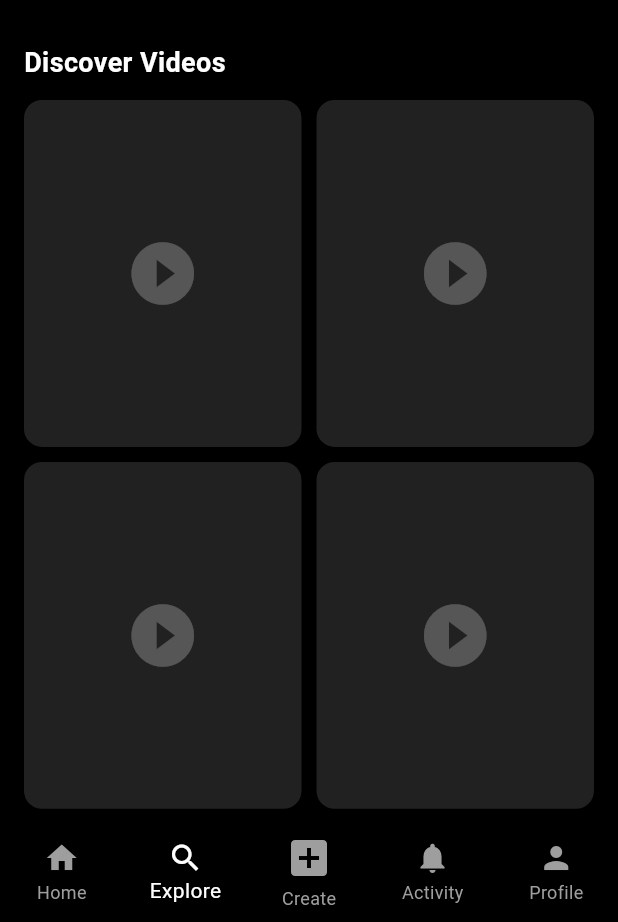
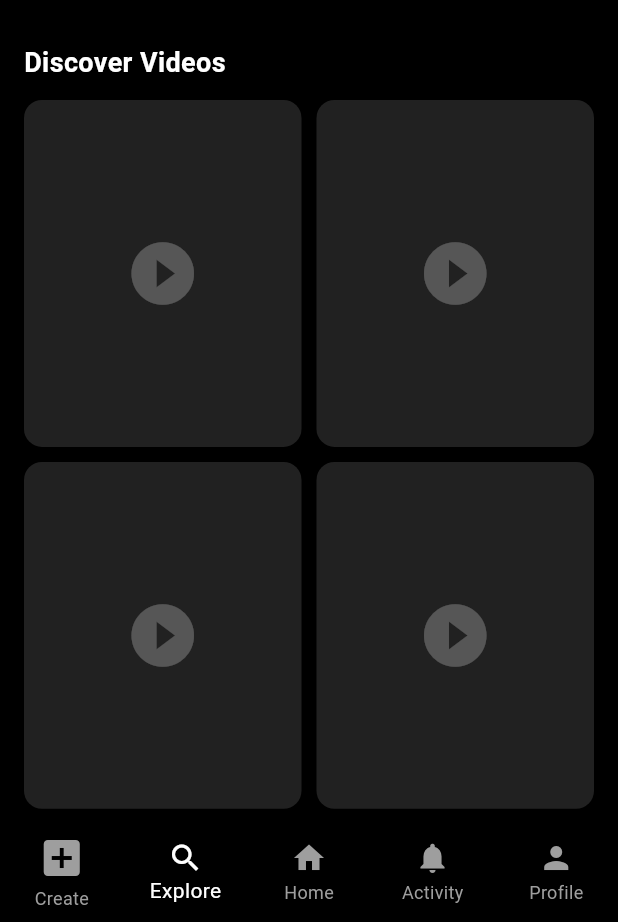
Before and after one commit to thetlin-dev/Blink-App, a Flutter app: the screen it shows after launch, item 2 of the bottom bar chosen, on a phone screen of 412 x 824 dp, the part 314-1236 px from its top. Run offline on Flutter 3.47's test engine with Material 3 defaults, Android fonts, the phone set to English and light mode, and no system bars.

Commit message:
Reorder bottom navigation items and screens

```diff
--- a/lib/navigation_wrapper.dart
+++ b/lib/navigation_wrapper.dart
@@ -15,12 +15,13 @@ class NavigationWrapper extends StatefulWidget {
 class _NavigationWrapperState extends State<NavigationWrapper> {
   int _selectedIndex = 0;
 
+  // Create နဲ့ Home နေရာချင်း လဲလှယ်ထားပါသည်
   final List<Widget> _screens = [
-    const MainFeedScreen(),
-    const SearchExploreScreen(),
-    const CreatePostScreen(),
-    const NotificationsScreen(),
-    const SettingsScreen(),
+    const CreatePostScreen(),     // Index 0: Create
+    const SearchExploreScreen(),  // Index 1: Explore
+    const MainFeedScreen(),       // Index 2: Home
+    const NotificationsScreen(),  // Index 3: Activity
+    const SettingsScreen(),       // Index 4: Profile
   ];
 
   void _onItemTapped(int index) {
@@ -45,16 +46,16 @@ class _NavigationWrapperState extends State<NavigationWrapper> {
         unselectedItemColor: Colors.grey,
         items: const [
           BottomNavigationBarItem(
-            icon: Icon(Icons.home),
-            label: 'Home',
+            icon: Icon(Icons.add_box, size: 32),
+            label: 'Create',
           ),
           BottomNavigationBarItem(
             icon: Icon(Icons.search),
             label: 'Explore',
           ),
           BottomNavigationBarItem(
-            icon: Icon(Icons.add_box, size: 32),
-            label: 'Create',
+            icon: Icon(Icons.home),
+            label: 'Home',
           ),
           BottomNavigationBarItem(
             icon: Icon(Icons.notifications),
```
